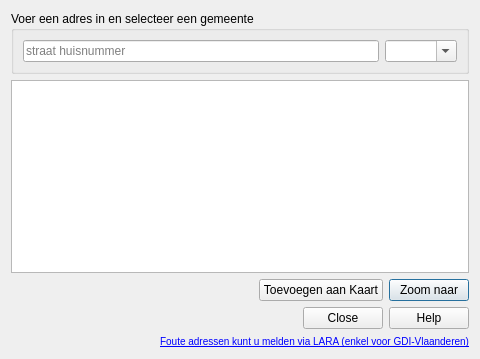
This is ui_geopunt4qgis.ui in warrieka/geopunt4Qgis as Qt 5 draws it before an edit. The edited form follows.
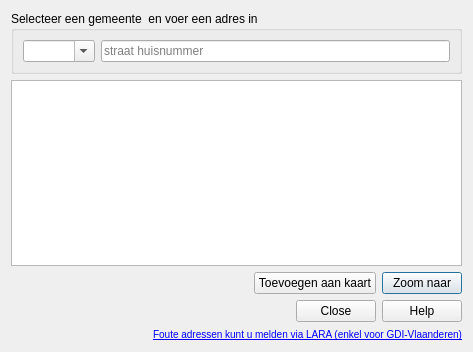
This is the edited form. Icons and pictures are not drawn.

Patch:
```diff
--- a/ui_geopunt4qgis.ui
+++ b/ui_geopunt4qgis.ui
@@ -7,8 +7,8 @@
    <rect>
     <x>0</x>
     <y>0</y>
-    <width>480</width>
-    <height>359</height>
+    <width>473</width>
+    <height>352</height>
    </rect>
   </property>
   <property name="windowTitle">
@@ -22,16 +22,9 @@
    <item>
     <widget class="QGroupBox" name="inputBox">
      <property name="title">
-      <string>Voer een adres in en selecteer een gemeente</string>
+      <string>Selecteer een gemeente  en voer een adres in</string>
      </property>
      <layout class="QHBoxLayout" name="horizontalLayout">
-      <item>
-       <widget class="QLineEdit" name="zoekText">
-        <property name="placeholderText">
-         <string>straat huisnummer</string>
-        </property>
-       </widget>
-      </item>
       <item>
        <widget class="QComboBox" name="gemeenteBox">
         <property name="editable">
@@ -39,6 +32,13 @@
         </property>
        </widget>
       </item>
+      <item>
+       <widget class="QLineEdit" name="zoekText">
+        <property name="placeholderText">
+         <string>straat huisnummer</string>
+        </property>
+       </widget>
+      </item>
      </layout>
     </widget>
    </item>
@@ -63,7 +63,7 @@
      <item>
       <widget class="QPushButton" name="Add2mapKnop">
        <property name="text">
-        <string>Toevoegen aan Kaart</string>
+        <string>Toevoegen aan kaart</string>
        </property>
        <property name="autoDefault">
         <bool>false</bool>
```
